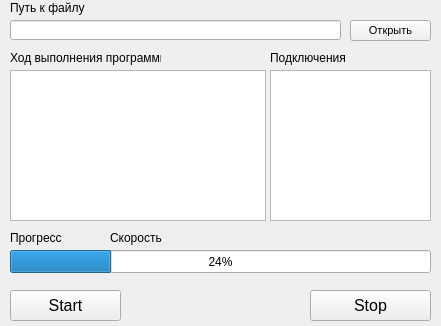
Above: mainwindow.ui from Nikitikon/Word_Password_Crack before the change. Below: the same form after it.
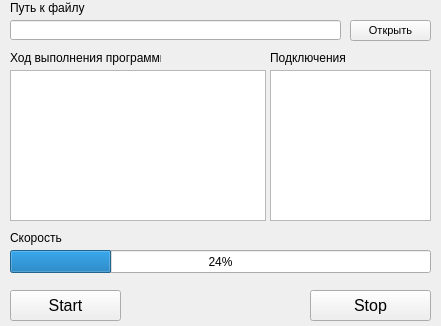
That is the form after the change.

The edit to the form file:
```diff
--- a/mainwindow.ui
+++ b/mainwindow.ui
@@ -68,19 +68,6 @@
      <string>Ход выполнения программы</string>
     </property>
    </widget>
-   <widget class="QLabel" name="label_3">
-    <property name="geometry">
-     <rect>
-      <x>10</x>
-      <y>230</y>
-      <width>91</width>
-      <height>16</height>
-     </rect>
-    </property>
-    <property name="text">
-     <string>Прогресс</string>
-    </property>
-   </widget>
    <widget class="QProgressBar" name="progressBar">
     <property name="geometry">
      <rect>
@@ -169,7 +156,7 @@
    <widget class="QLabel" name="label_5">
     <property name="geometry">
      <rect>
-      <x>110</x>
+      <x>10</x>
       <y>230</y>
       <width>61</width>
       <height>16</height>
@@ -182,9 +169,9 @@
    <widget class="QLabel" name="label_speed">
     <property name="geometry">
      <rect>
-      <x>190</x>
+      <x>70</x>
       <y>230</y>
-      <width>241</width>
+      <width>351</width>
       <height>16</height>
      </rect>
     </property>
```
